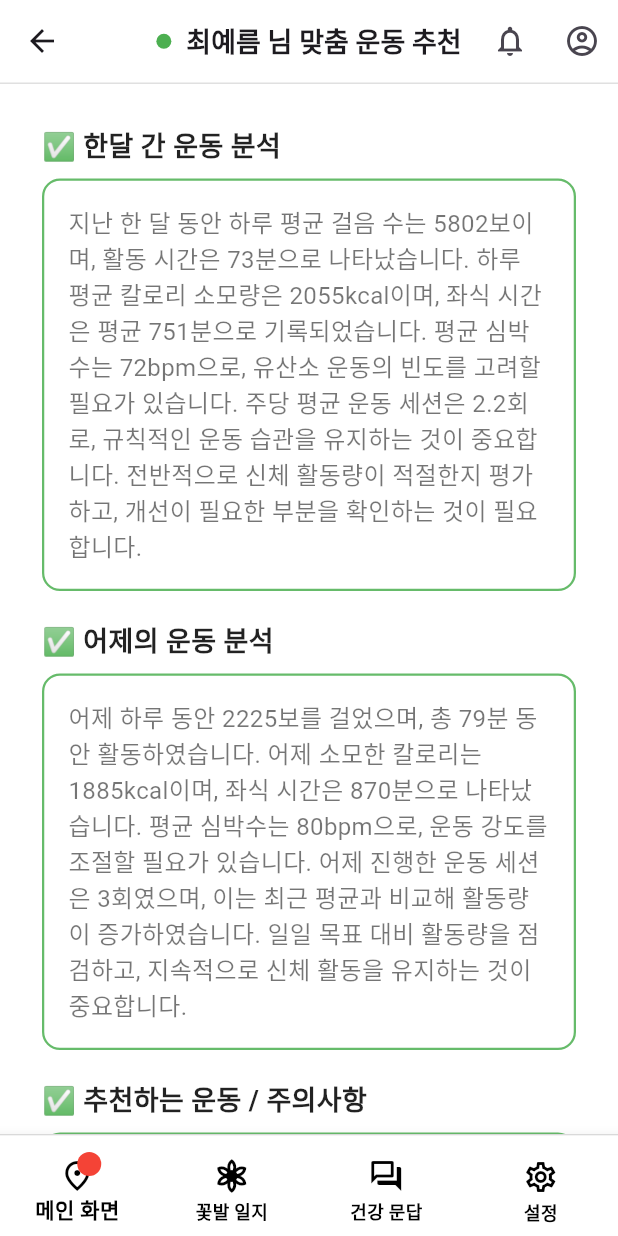
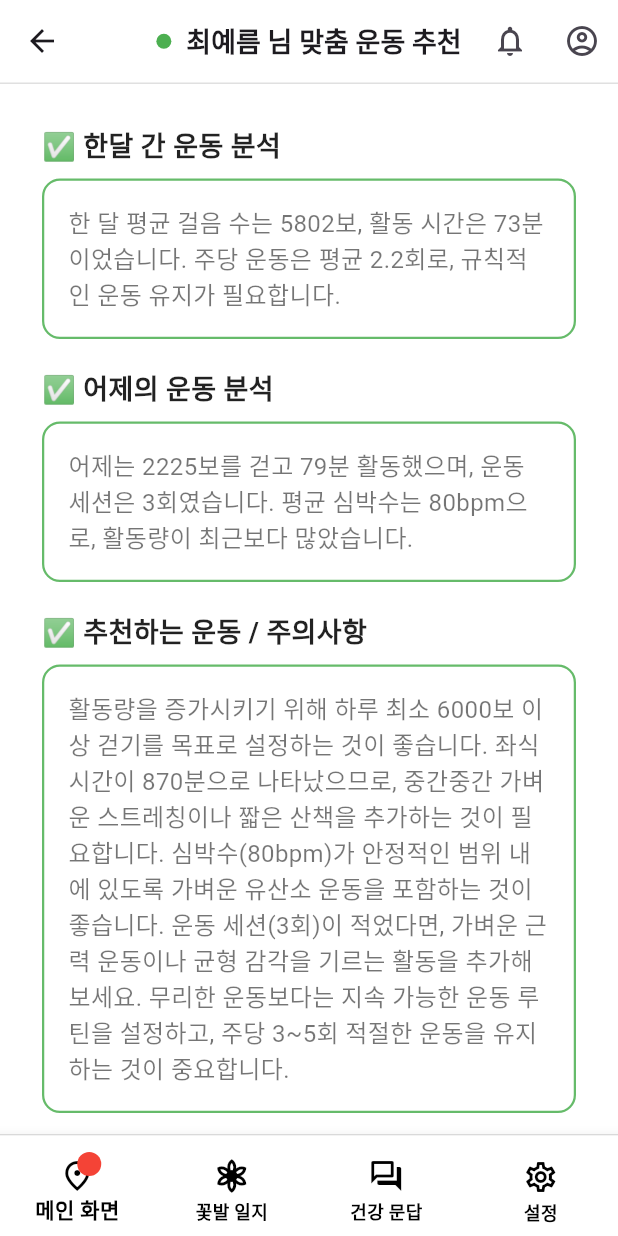
Before and after one commit to CapstonProduct/day_in_bloom_v1, a Flutter app: the ExerciseRecommendationScreen screen opened by its route, on a phone screen of 412 x 824 dp. Run offline on Flutter 3.47's test engine with Material 3 defaults, Android fonts, the phone set to English and light mode, and no system bars; our stand-ins replace flutter_native_splash, go_router, smooth_page_indicator, table_calendar, youtube_player_flutter.

Commit message:
Fix: Modify App bar title

```diff
--- a/lib/features/home/screen/home_calender_screen.dart
+++ b/lib/features/home/screen/home_calender_screen.dart
@@ -9,7 +9,7 @@ class HomeCalendarScreen extends StatelessWidget {
   @override
   Widget build(BuildContext context) {
     return Scaffold(
-      appBar: CustomAppBar(title: '꽃이 되는 하루'),
+      appBar: CustomAppBar(title: '건강 꽃밭 일지'),
       body: Padding(
         padding: const EdgeInsets.all(16.0),
         child: SingleChildScrollView(
--- a/lib/features/mission/screen/mission_screen.dart
+++ b/lib/features/mission/screen/mission_screen.dart
@@ -9,7 +9,7 @@ class MissionScreen extends StatelessWidget {
   @override
   Widget build(BuildContext context) {
     return Scaffold(
-      appBar: CustomAppBar(title: '오늘 할 일'),
+      appBar: CustomAppBar(title: '꽃이 되는 하루'),
       body: Padding(
         padding: const EdgeInsets.all(16.0),
         child: SingleChildScrollView(
@@ -71,7 +71,7 @@ class MissionScreen extends StatelessWidget {
     return GestureDetector(
       onTap: onTap,
       child: Container(
-        margin: const EdgeInsets.symmetric(vertical: 12),
+        margin: const EdgeInsets.symmetric(vertical: 20),
         decoration: BoxDecoration(
           color: const Color(0xFFf6f9f7),
           borderRadius: BorderRadius.circular(12),
--- a/lib/features/recommendation/screen/exercise_recommendation.dart
+++ b/lib/features/recommendation/screen/exercise_recommendation.dart
@@ -7,18 +7,12 @@ class ExerciseRecommendationScreen extends StatelessWidget {
   final String username = "최예름";
 
   final String monthlyExerciseAnalysis =
-      "지난 한 달 동안 하루 평균 걸음 수는 5802보이며, 활동 시간은 73분으로 나타났습니다. "
-      "하루 평균 칼로리 소모량은 2055kcal이며, 좌식 시간은 평균 751분으로 기록되었습니다. "
-      "평균 심박수는 72bpm으로, 유산소 운동의 빈도를 고려할 필요가 있습니다. "
-      "주당 평균 운동 세션은 2.2회로, 규칙적인 운동 습관을 유지하는 것이 중요합니다. "
-      "전반적으로 신체 활동량이 적절한지 평가하고, 개선이 필요한 부분을 확인하는 것이 필요합니다.";
+    "한 달 평균 걸음 수는 5802보, 활동 시간은 73분이었습니다. "
+    "주당 운동은 평균 2.2회로, 규칙적인 운동 유지가 필요합니다.";
 
   final String yesterdayExerciseAnalysis =
-      "어제 하루 동안 2225보를 걸었으며, 총 79분 동안 활동하였습니다. "
-      "어제 소모한 칼로리는 1885kcal이며, 좌식 시간은 870분으로 나타났습니다. "
-      "평균 심박수는 80bpm으로, 운동 강도를 조절할 필요가 있습니다. "
-      "어제 진행한 운동 세션은 3회였으며, 이는 최근 평균과 비교해 활동량이 증가하였습니다. "
-      "일일 목표 대비 활동량을 점검하고, 지속적으로 신체 활동을 유지하는 것이 중요합니다.";
+    "어제는 2225보를 걷고 79분 활동했으며, 운동 세션은 3회였습니다. "
+    "평균 심박수는 80bpm으로, 활동량이 최근보다 많았습니다.";
 
   final String exerciseTips =
       "활동량을 증가시키기 위해 하루 최소 6000보 이상 걷기를 목표로 설정하는 것이 좋습니다. "
--- a/lib/features/recommendation/screen/sleep_recommendation.dart
+++ b/lib/features/recommendation/screen/sleep_recommendation.dart
@@ -7,18 +7,12 @@ class SleepRecommendationScreen extends StatelessWidget {
   final String username = "최예름";
 
   final String monthlySleepAnalysis =
-      "지난 한 달 동안 평균 총 수면 시간은 6.5시간이며, 깊은 수면 비율은 22.0%로 나타났습니다. "
-      "REM 수면 비율은 28.0%, 얕은 수면 비율은 49.4%로, 균형 잡힌 수면 패턴을 유지하는 것이 중요합니다. "
-      "평균 야간 각성 시간은 42.7분, 각성 횟수는 4.3회로 나타났으며, 이는 수면의 연속성과 질에 영향을 미칠 수 있습니다. "
-      "수면 효율은 평균 83.7%로 비교적 양호하지만, 개선이 필요한 경우 수면 환경 조절이 필요합니다. "
-      "하루 평균 활동량은 65.3분이며, 적절한 신체 활동이 수면의 질에 긍정적인 영향을 미칠 수 있습니다.";
+    "지난 한 달 평균 수면은 6.5시간, 수면 효율은 83.7%로 양호했습니다. "
+    "깊은 수면은 22%, 하루 평균 활동량은 65.3분으로 비교적 건강한 패턴을 보였습니다.";
 
   final String yesterdaySleepAnalysis =
-      "어제의 총 수면 시간은 6.0시간이었으며, 깊은 수면 비율은 14.8%였습니다. "
-      "REM 수면은 24.6%, 얕은 수면은 66.2%로 나타났습니다. "
-      "어제 야간 중 1회의 각성이 있었으며, 총 58분 동안 깨어 있었습니다. "
-      "수면 효율은 79.8%로, 최근 평균과 비교해 떨어졌습니다. "
-      "하루 활동량은 62분으로, 수면과의 상관관계를 고려해 지속적인 운동 습관을 유지하는 것이 좋습니다.";
+    "어제 수면은 6시간, 수면 효율은 79.8%로 평균보다 낮았습니다. "
+    "깊은 수면은 14.8%, 활동량은 62분이었습니다.";
 
   final String sleepTips =
       "깊은 수면을 늘리기 위해 수면 전 명상이나 가벼운 스트레칭을 추천합니다. "
```
Also changed, not shown: lib/features/healthreport/screen/report_sleep_screen.dart (+73 -5 lines).
